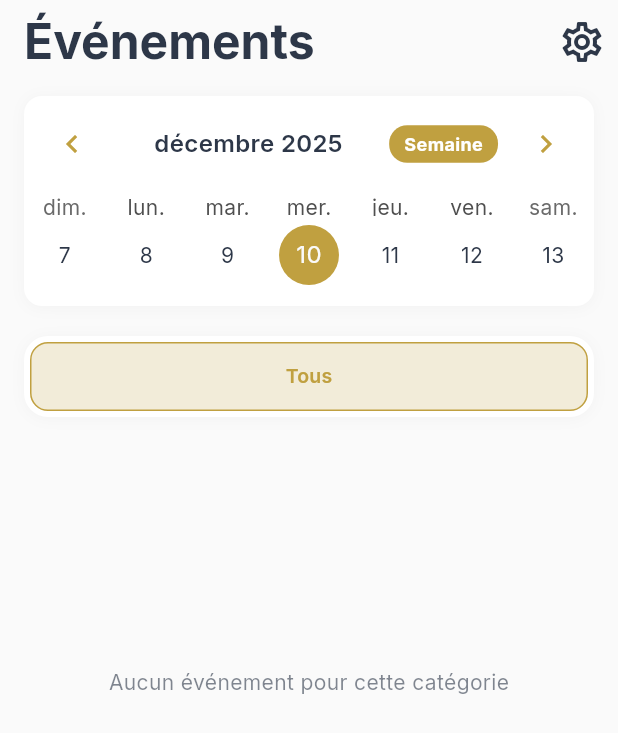
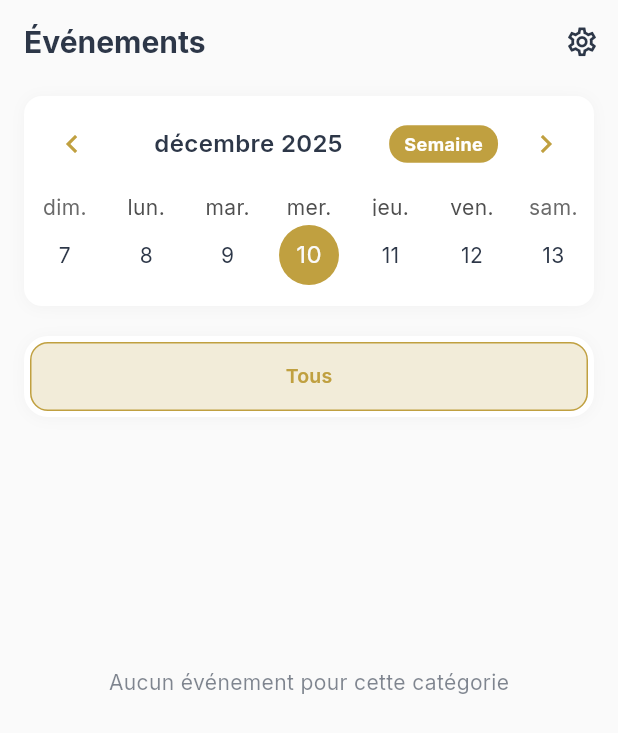
Before and after one commit to Ridiscus/maparoisse_emesse, a Flutter app: the EventsScreen screen opened directly, on a phone screen of 412 x 824 dp. Shown: the top 733 px of the screen. Run offline on Flutter 3.47's test engine with Material 3 defaults, Android fonts, the phone set to English and light mode, and no system bars; drawn by our look-alikes of table_calendar; our stand-ins replace app_links, firebase_core, firebase_messaging, flutter_animate, flutter_local_notifications, font_awesome_flutter and 8 more; missing offline and left inert: in_app_update; accounts and stored records are empty.

```diff
--- a/lib/src/screens/home/events_screen.dart
+++ b/lib/src/screens/home/events_screen.dart
@@ -302,7 +302,7 @@ class _EventsScreenState extends State<EventsScreen> with TickerProviderStateMix
           l10n.events_title,
           style: Theme.of(context).textTheme.headlineMedium?.copyWith(
             fontWeight: FontWeight.bold,
-            fontSize: 32,
+            fontSize: 20,
             color: Theme.of(context).colorScheme.onSurface,
           ),
         ),
@@ -310,7 +310,7 @@ class _EventsScreenState extends State<EventsScreen> with TickerProviderStateMix
           IconButton(
             icon: Icon(Icons.settings_outlined,
                 color: Theme.of(context).colorScheme.onSurface,
-                size: 32,
+                size: 23,
             ),
             onPressed: () {
               Navigator.pushNamed(context, '/parametres');
--- a/lib/src/screens/home/parish_screen.dart
+++ b/lib/src/screens/home/parish_screen.dart
@@ -167,12 +167,12 @@ class _ParishScreenState extends State<ParishScreen> {
           style: Theme.of(context).textTheme.headlineMedium?.copyWith(
             fontWeight: FontWeight.bold,
             color: Theme.of(context).colorScheme.onSurface,
-            fontSize: 32,
+            fontSize: 21,
           ),
         ),
         actions: [
           IconButton(
-            icon: Icon(Icons.settings_outlined, color: Theme.of(context).colorScheme.onSurface, size: 32,),
+            icon: Icon(Icons.settings_outlined, color: Theme.of(context).colorScheme.onSurface, size: 23,),
             onPressed: () {
               Navigator.pushNamed(context, '/parametres');
             },
--- a/lib/src/screens/home/requests_list_screen.dart
+++ b/lib/src/screens/home/requests_list_screen.dart
@@ -538,13 +538,13 @@ class _RequestsListScreenState extends State<RequestsListScreen> with TickerProv
         l10n.requests_title,
         style: Theme.of(context).textTheme.headlineMedium?.copyWith(
           fontWeight: FontWeight.bold,
-          fontSize: 32,
+          fontSize: 21,
           color: Theme.of(context).colorScheme.onSurface, // Texte sombre sur fond clair
         ),
       ),
       actions: [
         IconButton(
-          icon: Icon(Icons.settings_outlined, color: Theme.of(context).colorScheme.onSurface, size: 32),
+          icon: Icon(Icons.settings_outlined, color: Theme.of(context).colorScheme.onSurface, size: 23),
           onPressed: () {
             Navigator.pushNamed(context, '/parametres'); // Navigation vers Paramètres
           },
--- a/lib/src/screens/home/requests_screen.dart
+++ b/lib/src/screens/home/requests_screen.dart
@@ -600,7 +600,7 @@ class _RequestsScreenState extends State<RequestsScreen>
                   'Nouvelle demande',
                   style: Theme.of(context).textTheme.headlineMedium?.copyWith(
                       fontWeight: FontWeight.bold,
-                      fontSize: 28,
+                      fontSize: 18,
                       color: Colors.white, // Texte blanc
                       shadows: [ // Ombre pour lisibilité
                         Shadow(
@@ -620,7 +620,7 @@ class _RequestsScreenState extends State<RequestsScreen>
                       shape: BoxShape.circle, // Forme circulaire
                     ),
                     child: IconButton(
-                      icon: const Icon(Icons.settings_outlined, color: Colors.white, size: 30),
+                      icon: const Icon(Icons.settings_outlined, color: Colors.white, size: 22),
                       onPressed: () {
                         Navigator.pushNamed(context, '/parametres'); // Navigue vers paramètres
                       },
```
